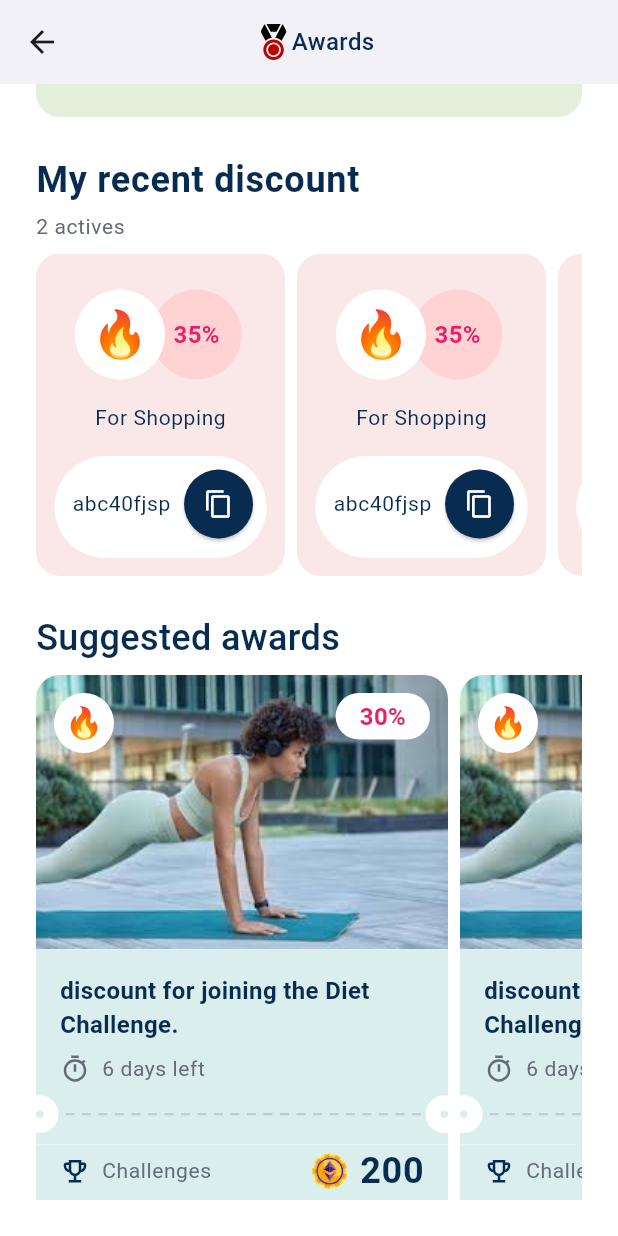
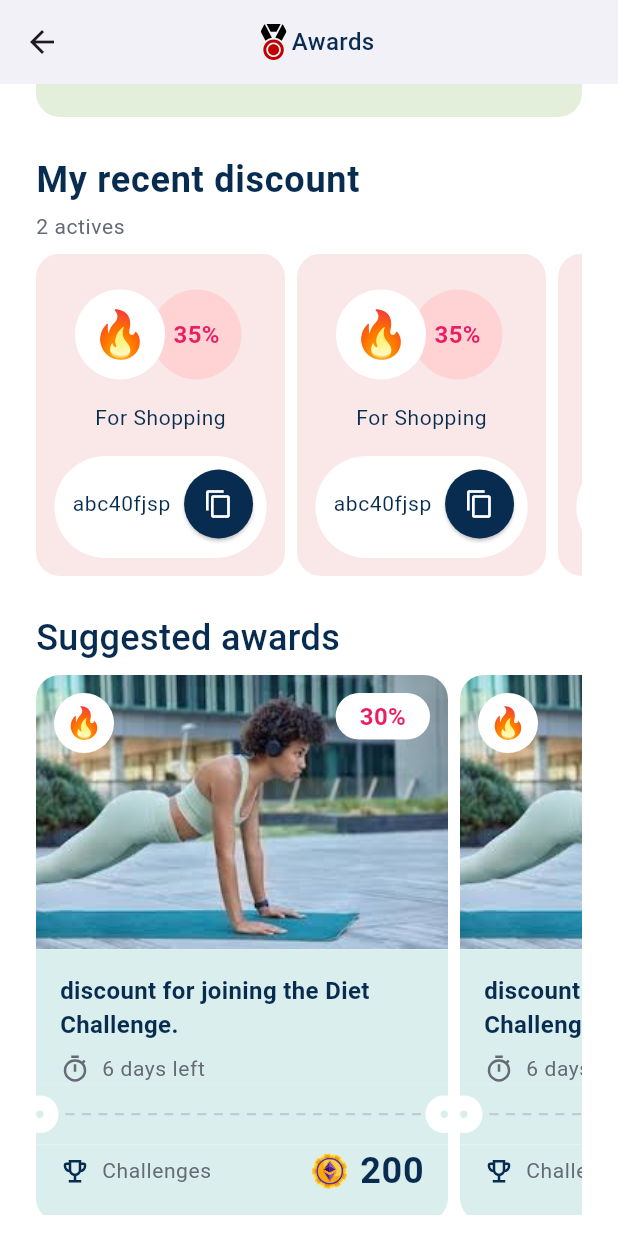
Before and after one commit to FarzaneMojtabavi/flutter_projects, a Flutter app: the screen it shows after launch, scrolled down 213 dp, on a phone screen of 412 x 824 dp. Run offline on Flutter 3.47's test engine with Material 3 defaults, Android fonts, the phone set to English and light mode, and no system bars; our stand-ins replace flutter_svg; Roboto replaces fonts that are missing (Poppins).

Commit message:
Fix conflict

```diff
--- a/lib/my_app.dart
+++ b/lib/my_app.dart
@@ -96,7 +96,7 @@ class MyApp extends StatelessWidget {
               height: SizeConst.sm8,
             ),
             SizedBox(
-              height: 350,
+              height: 360,
               child: ListView(
                 scrollDirection: Axis.horizontal,
                 children: const [
@@ -116,11 +116,3 @@ class MyApp extends StatelessWidget {
         ));
   }
 }
-
-// SuggestedAwardsWidget(),
-//                   SuggestedAwardsWidget()
-// Text('Coin balance',
-//                       style: Theme.of(context).textTheme.bodyMedium?.copyWith(
-//                             color: const Color(0xff082C50),
-//                           ))
-// 10:  13  /13:12 15:24  /10 1/ 9:30 1:52   2:30 3:25// 5 6:40// 7  7:45//  8
```
